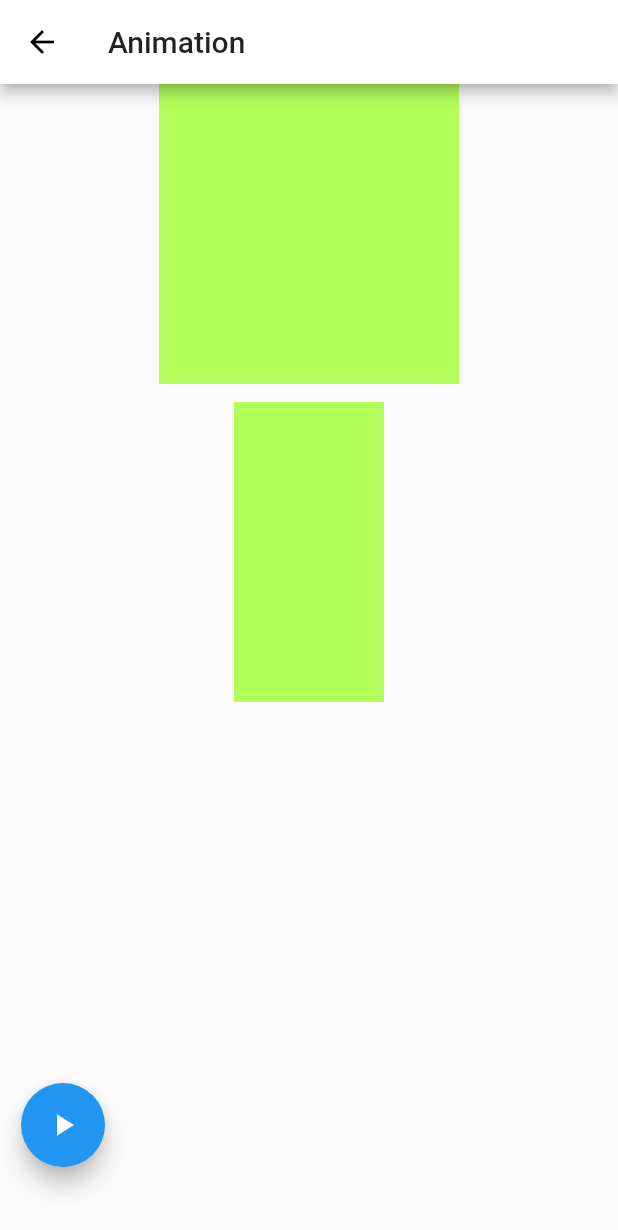
After one commit to yuki-katayama/Flutter_studyapp, a Flutter app: the AnimationPractice screen opened directly, after a tap on the "play arrow" icon, on a phone screen of 412 x 824 dp. The commit adds this screen. Shown: the top 1230 px of the screen. Run offline on Flutter 3.47's test engine with Material 2 defaults, Android fonts, the phone set to English and light mode, and no system bars; our stand-ins replace cloud_firestore, firebase_auth, firebase_core, flutter_signin_button, google_sign_in; accounts and stored records are empty.

Commit message:
Add Animation page

```diff
--- /dev/null
+++ b/lib/animation_practice.dart
@@ -0,0 +1,98 @@
+import 'package:flutter/cupertino.dart';
+import 'package:flutter/material.dart';
+
+class _Animation extends StatelessWidget{
+  @override
+  Widget build(BuildContext context) {
+    return AnimatedContainer(
+        duration: Duration(seconds: 2),
+        width: 50,
+        height: 100,
+    );
+  }
+}
+
+class AnimationPractice extends StatefulWidget {
+  @override
+  _AnimationPractice createState() => _AnimationPractice();
+}
+
+class _AnimationPractice extends State<AnimationPractice>{
+  AnimationController controller;
+  Animation animation;
+
+  double size = 100;
+  double width = 50;
+
+  // void initState(){
+  //   super.initState();
+  //   controller = AnimationController(
+  //     vsync: this,
+  //     duration: Duration(seconds: 2),
+  //   );
+  //   animation = Tween(
+  //     begin: 1.0,
+  //     end: 2.0,
+  //   ).animate(controller);
+  // }
+  //
+  // void dispose(){
+  //   super.dispose();
+  // }
+
+  @override
+  Widget build(BuildContext context) {
+    return Scaffold(
+      appBar: AppBar(
+        title: Text("Animation"),
+      ),
+      floatingActionButton: Row(
+        children: [
+          Padding(
+            padding: const EdgeInsets.all(30.0),
+            child: FloatingActionButton(
+              onPressed: () {
+                setState(() {
+                  size = (size == 200 ? 100 : 200);
+                  width = (width == 50 ? 100 : 50);
+                });
+              },
+              child: Icon(Icons.play_arrow),
+            ),
+          ),
+          // FloatingActionButton(
+          //   child: Icon(Icons.stop),
+          //   onPressed: (){
+          //   controller.stop();
+          //     },
+          // ),
+          // FloatingActionButton(
+          //     child: Icon(Icons.loop),
+          //     onPressed: (){
+          //       controller.repeat();
+          //     })
+        ],
+      ),
+      body: Center(
+        child: Column(
+          children: [
+            AnimatedContainer(
+              duration: Duration(seconds: 1),
+              width: size,
+              height: size,
+              color: Colors.lightGreenAccent,
+            ),
+            SizedBox(height: 12),
+            AnimatedContainer(
+              duration: Duration(seconds: 1),
+              width: width,
+              height: 200,
+              color: Colors.lightGreenAccent,
+            ),
+
+          ],
+        ),
+      ),
+    );
+  }
+}
--- a/lib/next4.dart
+++ b/lib/next4.dart
@@ -13,8 +13,8 @@ import'package:flutter_kboy/signup_update/signup_page_update.dart';
 import'package:flutter_kboy/flower_shop/screens/home_screen.dart';
 import'package:flutter_kboy/flutter_firebase.dart';
 
+import 'animation_practice.dart';
 import 'battery_optimizer/battery_optimizer_home.dart';
-import 'flight_booking/flight_booking_home.dart';
 
 
 class Next4 extends StatelessWidget {
@@ -191,12 +191,12 @@ class Next4 extends StatelessWidget {
             ),
             ListTile(
                 leading: Icon(Icons.beenhere),
-                title: Text('Flight Booking'),
+                title: Text('Animation_Practice'),
                 trailing: Icon(Icons.arrow_forward_ios),
                 onTap: () {
                   Navigator.push(
                     context,
-                    MaterialPageRoute(builder: (context) =>  FlightBookingHome()),
+                    MaterialPageRoute(builder: (context) =>  AnimationPractice()),
                   );
                 }
             ),
```
Also changed, not shown: pubspec.lock, 2 other files.
